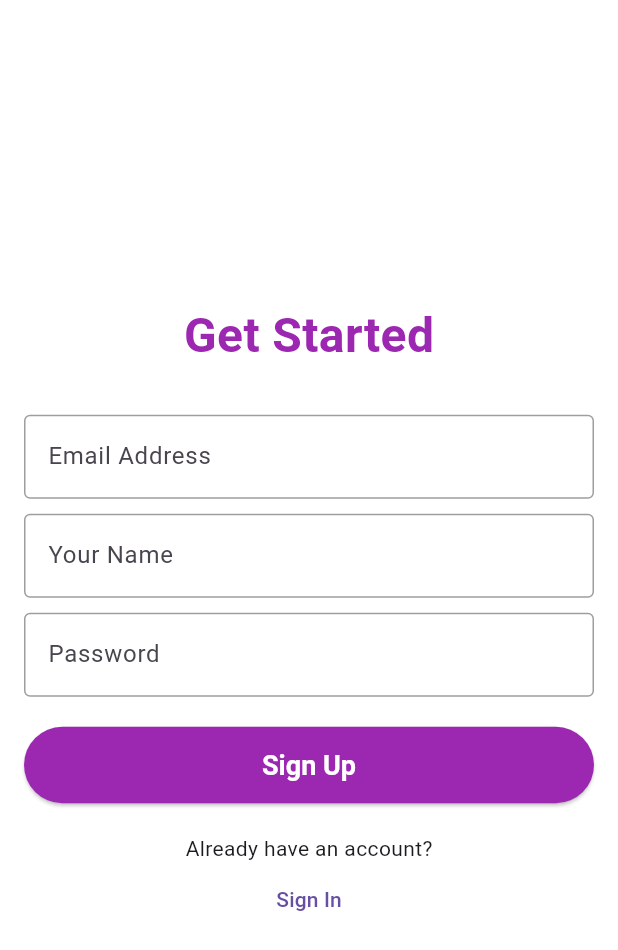
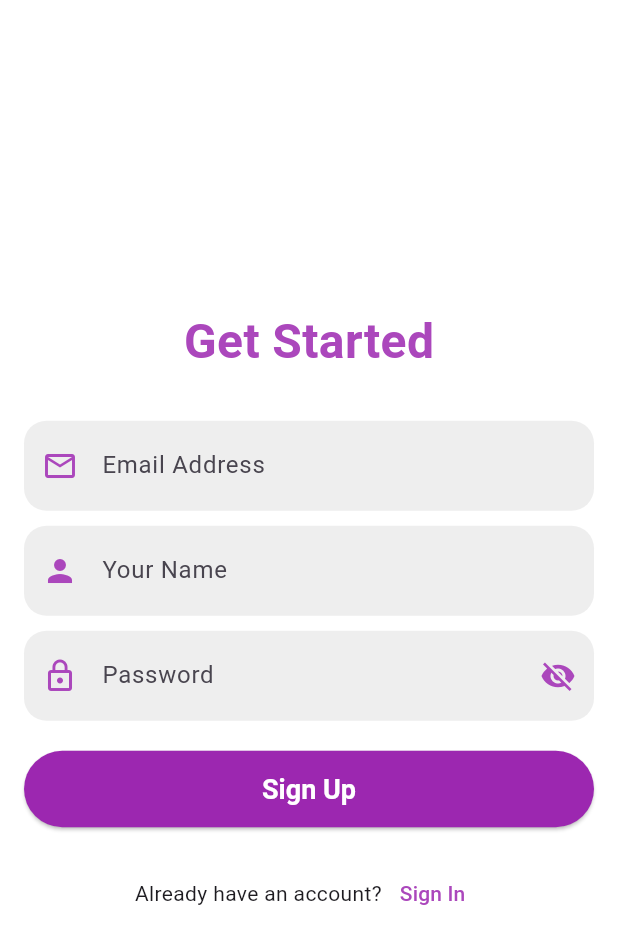
Before and after one commit to Touka-Agra/CountdownEventApplication, a Flutter app: the LoginScreen screen opened directly, after a tap on "Get Started", on a phone screen of 412 x 824 dp. Shown: the top 950 px of the screen. Run offline on Flutter 3.47's test engine with Material 3 defaults, Android fonts, the phone set to English and light mode, and no system bars; our stand-ins replace awesome_notifications, cloud_firestore, curved_navigation_bar, firebase_auth, firebase_core, font_awesome_flutter and 2 more; missing offline and left inert: rotated_corner_decoration, syncfusion_flutter_core; accounts and stored records are empty; network calls fail.

Commit message:
final project

```diff
--- a/lib/Customs/MyAppBar.dart
+++ b/lib/Customs/MyAppBar.dart
@@ -1,3 +1,4 @@
+import 'package:countdown_event/pages/LoginScreen.dart';
 import 'package:countdown_event/pages/SignUpScreen.dart';
 import 'package:flutter/material.dart';
 
@@ -24,7 +25,7 @@ PreferredSizeWidget getAppBar(
       IconButton(
         onPressed: () {
           Navigator.pushReplacement(
-              context, MaterialPageRoute(builder: (context) => SignUpScreen()));
+              context, MaterialPageRoute(builder: (context) => LoginScreen()));
         },
         icon: const Icon(Icons.logout),
         color: c,
--- a/lib/main.dart
+++ b/lib/main.dart
@@ -66,20 +66,21 @@ class _CalendarAppState extends State<CalendarApp> {
 
   @override
   Widget build(BuildContext context) {
-    return FutureBuilder(
-      future: Provider.of<EventProvider>(context, listen: false).fetchEvents(),
-      builder: (context, snapshot) {
-        if (snapshot.connectionState == ConnectionState.waiting) {
-          return const Center(child: CircularProgressIndicator());
-        }
-        if (snapshot.hasError) {
-          return Center(child: Text('Error: ${snapshot.error}'));
-        }
-        return MaterialApp(
+    // return FutureBuilder(
+    //   future: Provider.of<EventProvider>(context, listen: false).fetchEvents(),
+    //   builder: (context, snapshot) {
+    //     if (snapshot.connectionState == ConnectionState.waiting) {
+    //       return const Center(child: CircularProgressIndicator());
+    //     }
+    //     if (snapshot.hasError) {
+    //       return Center(child: Text('Error: ${snapshot.error}'));
+    //     }
+        return
+        MaterialApp(
           debugShowCheckedModeBanner: false,
-          home: BottomNavBar(),
+          home: SignUpScreen(),
         );
-      },
-    );
+    //   },
+    // );
   }
 }
--- a/lib/pages/LoginScreen.dart
+++ b/lib/pages/LoginScreen.dart
@@ -1,20 +1,24 @@
 import 'package:countdown_event/Customs/BottomNavBar.dart';
 import 'package:flutter/material.dart';
-
 import 'package:firebase_auth/firebase_auth.dart';
 import 'package:google_sign_in/google_sign_in.dart';
-
 import '../widgets/CustomButton.dart';
-import '../widgets/InputField.dart';
+import '../widgets/TextFormFieldCustom.dart';
 import 'SignUpScreen.dart';
 
+class LoginScreen extends StatefulWidget {
+  const LoginScreen({super.key});
 
-class LoginScreen extends StatelessWidget {
+  @override
+  _LoginScreenState createState() => _LoginScreenState();
+}
+
+class _LoginScreenState extends State<LoginScreen> {
   final TextEditingController emailController = TextEditingController();
   final TextEditingController passwordController = TextEditingController();
   final GoogleSignIn googleSignIn = GoogleSignIn();
 
-   LoginScreen({super.key});
+  bool _obscurePassword = true;
 
   @override
   Widget build(BuildContext context) {
@@ -27,32 +31,48 @@ class LoginScreen extends StatelessWidget {
             child: Column(
               mainAxisAlignment: MainAxisAlignment.center,
               children: [
-                const Text(
+                Text(
                   'Welcome back!',
                   style: TextStyle(
                     fontSize: 32,
                     fontWeight: FontWeight.bold,
-                    color: Colors.purple,
+                    color: Colors.purple[400],
                   ),
                 ),
                 const SizedBox(height: 10),
-                const Text(
+                Text(
                   'Enter your details below',
                   style: TextStyle(
                     fontSize: 18.0,
-                    color: Color.fromARGB(255, 158, 158, 158),
+                    color: Colors.grey[300],
                   ),
                 ),
                 const SizedBox(height: 30),
-                InputField(
+                TextInputField(
+                  controller: emailController,
                   hintText: 'Email Address',
+                  prefixIcon: Icons.email_outlined,
                   obscureText: false,
-                  controller: emailController,
                 ),
-                InputField(
+                const SizedBox(height: 10),
+                TextInputField(
+                  controller: passwordController,
                   hintText: 'Password',
-                  obscureText: true,
-                  controller: passwordController,
+                  prefixIcon: Icons.lock_outline,
+                  obscureText: _obscurePassword,
+                  suffixIcon: IconButton(
+                    icon: Icon(
+                      _obscurePassword
+                          ? Icons.visibility_off
+                          : Icons.visibility,
+                      color: Colors.purple[400],
+                    ),
+                    onPressed: () {
+                      setState(() {
+                        _obscurePassword = !_obscurePassword;
+                      });
+                    },
+                  ),
                 ),
                 const SizedBox(height: 20),
                 SizedBox(
@@ -69,9 +89,9 @@ class LoginScreen extends StatelessWidget {
                   onPressed: () {
                     _resetPassword(context);
                   },
-                  child: const Text(
+                  child: Text(
                     'Forgot your password?',
-                    style: TextStyle(color: Colors.purple),
+                    style: TextStyle(color: Colors.purple[400]),
                   ),
                 ),
                 const SizedBox(height: 20),
@@ -85,21 +105,27 @@ class LoginScreen extends StatelessWidget {
                   isGoogleButton: true,
                 ),
                 const SizedBox(height: 20),
-                const Text("Don't have an account?"),
-                TextButton(
+                Row(
+                  mainAxisAlignment: MainAxisAlignment.center,
+                  children: [
+                    const Text("Don't have an account?"),
+                     TextButton(
                   onPressed: () {
                     Navigator.push(
                       context,
                       MaterialPageRoute(
-                        builder: (context) =>  SignUpScreen(),
+                        builder: (context) => SignUpScreen(),
                       ),
                     );
                   },
-                  child: const Text(
+                  child: Text(
                     'Get Started',
-                    style: TextStyle(color: Colors.purple),
+                    style: TextStyle(color: Colors.purple[400]),
                   ),
                 ),
+                  ],
+                ),
+
               ],
             ),
           ),
@@ -134,15 +160,16 @@ class LoginScreen extends StatelessWidget {
   Future<void> _signInWithGoogle(BuildContext context) async {
     try {
       final GoogleSignInAccount? googleUser = await googleSignIn.signIn();
-      final GoogleSignInAuthentication? googleAuth = await googleUser?.authentication;
+      final GoogleSignInAuthentication? googleAuth =
+          await googleUser?.authentication;
 
       final credential = GoogleAuthProvider.credential(
         accessToken: googleAuth?.accessToken,
         idToken: googleAuth?.idToken,
       );
 
-      UserCredential userCredential = await FirebaseAuth.instance.signInWithCredential(credential);
-
+      UserCredential userCredential =
+          await FirebaseAuth.instance.signInWithCredential(credential);
 
       Navigator.pushReplacement(
         context,
@@ -187,7 +214,8 @@ class LoginScreen extends StatelessWidget {
                 Navigator.of(context).pop();
                 ScaffoldMessenger.of(context).showSnackBar(
                   const SnackBar(
-                    content: Text('Password reset link sent! Check your email.'),
+                    content:
+                        Text('Password reset link sent! Check your email.'),
                   ),
                 );
               }).catchError((error) {
--- a/lib/pages/SignUpScreen.dart
+++ b/lib/pages/SignUpScreen.dart
@@ -1,17 +1,26 @@
 import 'package:countdown_event/Customs/BottomNavBar.dart';
+import 'package:countdown_event/pages/LoginScreen.dart';
 import 'package:flutter/material.dart';
 import 'package:firebase_auth/firebase_auth.dart';
 import 'package:firebase_core/firebase_core.dart';
 
 import '../widgets/CustomButton.dart';
 import '../widgets/InputField.dart';
+import '../widgets/TextFormFieldCustom.dart';
 
-class SignUpScreen extends StatelessWidget {
+class SignUpScreen extends StatefulWidget {
+  const SignUpScreen({super.key});
+
+  @override
+  State<SignUpScreen> createState() => _SignUpScreenState();
+}
+
+class _SignUpScreenState extends State<SignUpScreen> {
   final TextEditingController emailController = TextEditingController();
   final TextEditingController nameController = TextEditingController();
   final TextEditingController passwordController = TextEditingController();
 
-  SignUpScreen({super.key});
+  bool _obscurePassword = true;
 
   @override
   Widget build(BuildContext context) {
@@ -24,28 +33,44 @@ class SignUpScreen extends StatelessWidget {
             child: Column(
               mainAxisAlignment: MainAxisAlignment.center,
               children: [
-                const Text(
+                Text(
                   'Get Started',
                   style: TextStyle(
-                      fontSize: 32, fontWeight: FontWeight.bold, color: Colors.purple),
+                      fontSize: 32,
+                      fontWeight: FontWeight.bold,
+                      color: Colors.purple[400]),
                 ),
                 const SizedBox(height: 30),
-                InputField(
-                  hintText: "Email Address",
-                  obscureText: false,
+                TextInputField(
                   controller: emailController,
+                  hintText: 'Email Address',
+                  prefixIcon: Icons.email_outlined,
                 ),
                 const SizedBox(height: 10),
-                InputField(
-                  hintText: "Your Name",
-                  obscureText: false,
+                TextInputField(
                   controller: nameController,
+                  hintText: 'Your Name',
+                  prefixIcon: Icons.person,
                 ),
                 const SizedBox(height: 10),
-                InputField(
-                  hintText: "Password",
-                  obscureText: true,
+                TextInputField(
                   controller: passwordController,
+                  hintText: 'Password',
+                  prefixIcon: Icons.lock_outline,
+                  obscureText: _obscurePassword,
+                  suffixIcon: IconButton(
+                    icon: Icon(
+                      _obscurePassword
+                          ? Icons.visibility_off
+                          : Icons.visibility,
+                      color: Colors.purple[400],
+                    ),
+                    onPressed: () {
+                      setState(() {
+                        _obscurePassword = !_obscurePassword;
+                      });
+                    },
+                  ),
                 ),
                 const SizedBox(height: 20),
                 SizedBox(
@@ -58,13 +83,20 @@ class SignUpScreen extends StatelessWidget {
                   ),
                 ),
                 const SizedBox(height: 20),
-                const Text('Already have an account?'),
-                TextButton(
+                Row(
+                  mainAxisAlignment: MainAxisAlignment.center,
+                  children: [
+                    const Text('Already have an account?'),
+                    TextButton(
                   onPressed: () {
-                    Navigator.pop(context);
+                    Navigator.pushReplacement(context,
+                        MaterialPageRoute(builder: (context) => LoginScreen()));
                   },
-                  child: const Text('Sign In'),
+                  child: Text('Sign In',style: TextStyle(color: Colors.purple[400]),),
                 ),
+                  ],
+                ),
+
               ],
             ),
           ),
@@ -79,12 +111,14 @@ class SignUpScreen extends StatelessWidget {
       String password = passwordController.text.trim();
 
       // Create a new user with email and password
-      UserCredential userCredential = await FirebaseAuth.instance.createUserWithEmailAndPassword(
+      UserCredential userCredential =
+          await FirebaseAuth.instance.createUserWithEmailAndPassword(
         email: email,
         password: password,
       );
 
-      await userCredential.user?.updateProfile(displayName: nameController.text.trim());
+      await userCredential.user
+          ?.updateProfile(displayName: nameController.text.trim());
 
       Navigator.pushReplacement(
         context,
--- /dev/null
+++ b/lib/widgets/TextFormFieldCustom.dart
@@ -0,0 +1,37 @@
+import 'package:flutter/material.dart';
+
+class TextInputField extends StatelessWidget {
+  final TextEditingController controller;
+  final String hintText;
+  final bool obscureText;
+  final IconData prefixIcon;
+  final Widget? suffixIcon;
+
+  const TextInputField({
+    required this.controller,
+    required this.hintText,
+    this.obscureText = false,
+    required this.prefixIcon,
+    this.suffixIcon,
+  });
+
+  @override
+  Widget build(BuildContext context) {
+    return TextFormField(
+      controller: controller,
+      obscureText: obscureText,
+      decoration: InputDecoration(
+        hintText: hintText,
+        prefixIcon: Icon(prefixIcon, color: Colors.purple[400]),
+        suffixIcon: suffixIcon,
+        filled: true,
+        fillColor: Colors.grey[200],
+        border: OutlineInputBorder(
+          borderRadius: BorderRadius.circular(15.0),
+          borderSide: BorderSide.none,
+        ),
+        contentPadding: const EdgeInsets.symmetric(vertical: 18.0),
+      ),
+    );
+  }
+}
```
Also changed, not shown: lib/firebase_options.dart.
